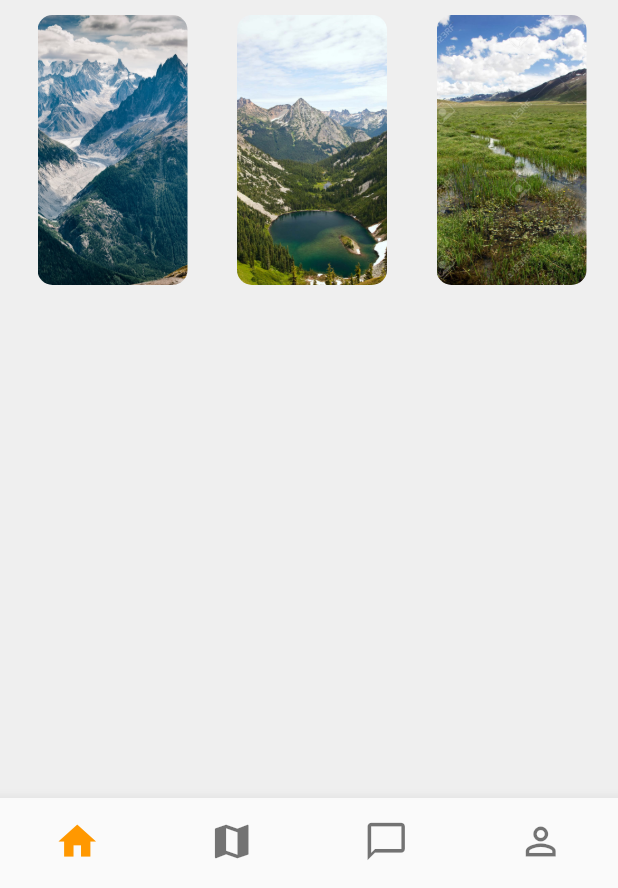
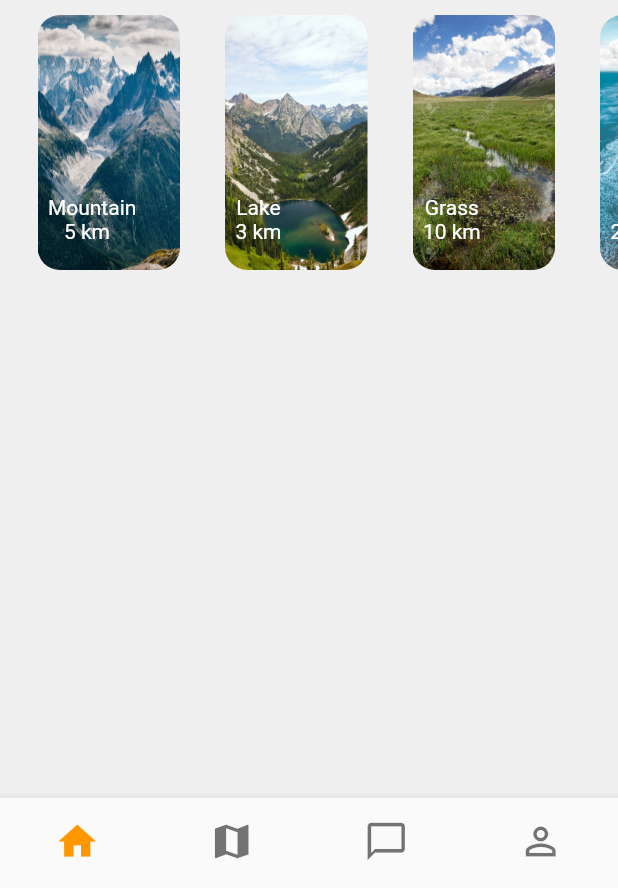
Before and after one commit to ankeet7x/ExperienceAppUI, a Flutter app: the screen it shows after launch, after a tap on "Get started", on a phone screen of 412 x 824 dp, the part 348-1236 px from its top. Run offline on Flutter 3.47's test engine with Material 2 defaults, Android fonts, the phone set to English and light mode, and no system bars.

Commit message:
Image Button added

```diff
--- a/lib/models/models.dart
+++ b/lib/models/models.dart
@@ -1,13 +1,15 @@
 class Places {
   final String name;
   final String imagePath;
+  final String distance;
 
-  Places({this.name, this.imagePath});
+  Places({this.name, this.imagePath, this.distance});
 }
 
 List<Places> places = [
-  Places(name: "Mountain", imagePath: 'assets/mountain.jpg'),
-  Places(name: "Lake", imagePath: 'assets/lake.jpg'),
-  Places(name: "Grass", imagePath: 'assets/grass.jpg'),
-  Places(name: "Sea", imagePath: 'assets/sea.jpg'),
+  Places(
+      name: "  Mountain", imagePath: 'assets/mountain.jpg', distance: '5 km'),
+  Places(name: "  Lake", imagePath: 'assets/lake.jpg', distance: '  3 km'),
+  Places(name: "  Grass", imagePath: 'assets/grass.jpg', distance: '  10 km'),
+  Places(name: " Sea", imagePath: 'assets/sea.jpg', distance: '  20 km'),
 ];
--- a/lib/pages/mainhome.dart
+++ b/lib/pages/mainhome.dart
@@ -1,5 +1,8 @@
+import 'package:experienceapp/pages/home.dart';
 import 'package:flutter/material.dart';
 import 'package:experienceapp/models/models.dart';
+
+import 'chat.dart';
 
 class Home extends StatefulWidget {
   @override
@@ -210,16 +213,48 @@ horizontalListView() {
         return Column(
           children: <Widget>[
             Padding(
-              padding: const EdgeInsets.only(left: 25, right: 8),
+              padding: const EdgeInsets.only(left: 25, right: 0),
               child: Container(
                 height: 180,
                 width: 100,
-                child: ClipRRect(
-                  borderRadius: BorderRadius.circular(10),
-                  child: Image.asset(
-                    places[index].imagePath,
-                    fit: BoxFit.cover,
-                  ),
+                child: GestureDetector(
+                  onTap: () {
+                    print("Button tapped");
+                  },
+                  child: Stack(children: <Widget>[
+                    Container(
+                      decoration: BoxDecoration(
+                          borderRadius: BorderRadius.circular(15),
+                          image: DecorationImage(
+                              image: AssetImage(places[index].imagePath),
+                              fit: BoxFit.fill)),
+                      height: 170,
+                      width: 95,
+                    ),
+                    Column(
+                      children: <Widget>[
+                        SizedBox(
+                          height: 120,
+                        ),
+                        Text(
+                          places[index].name,
+                          style: TextStyle(color: Colors.white),
+                        ),
+                        Text(
+                          places[index].distance,
+                          style: TextStyle(color: Colors.white),
+                        )
+                      ],
+                    ),
+
+                    // ClipRRect(
+                    //   borderRadius: BorderRadius.circular(10),
+                    //   child: Image.asset(
+                    //     places[index].imagePath,
+                    //     fit: BoxFit.cover,
+                    //   ),
+                    // ),
+                  ]),
                 ),
               ),
             )
```
